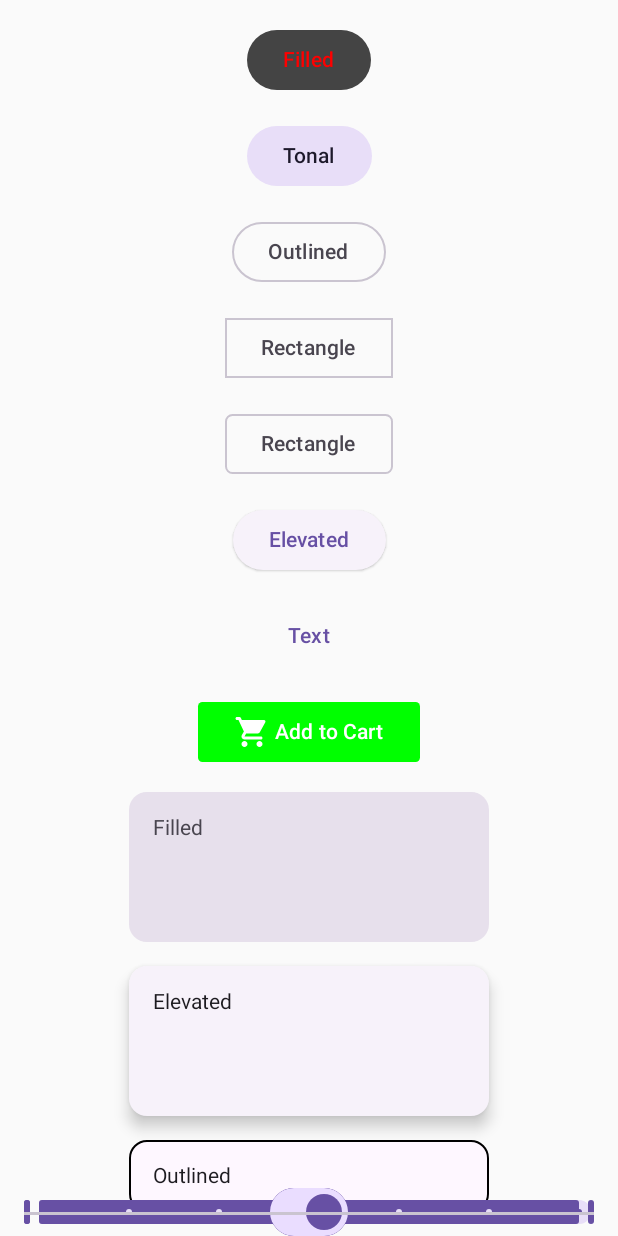
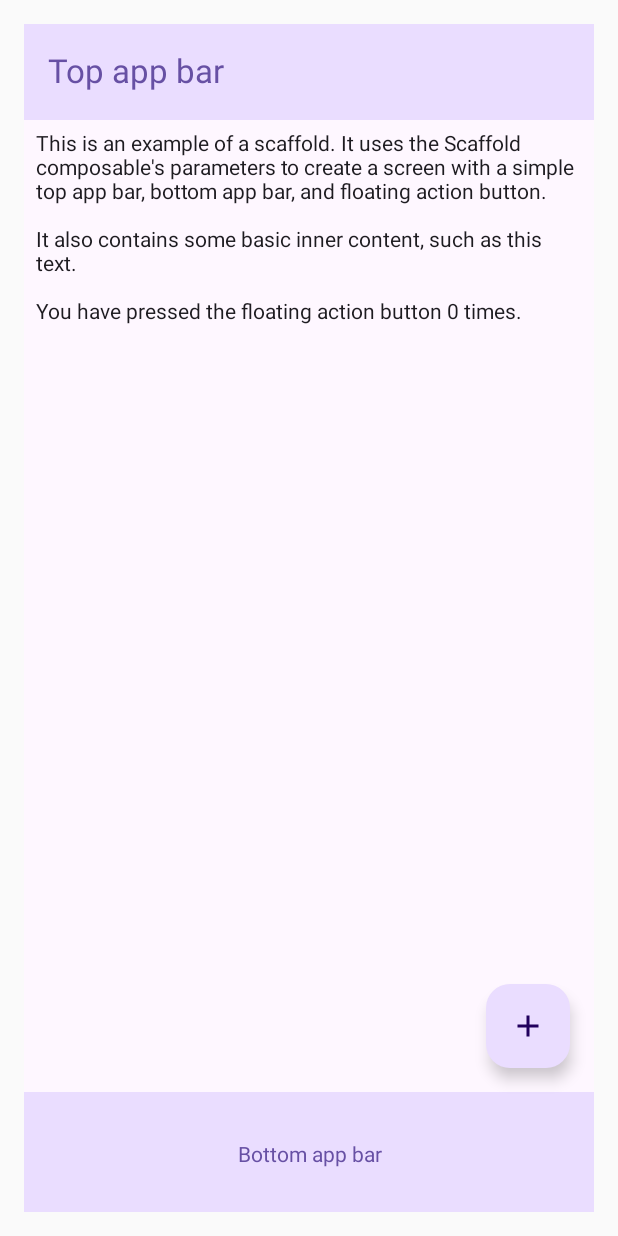
Before and after one commit to Avipsa-Biswal/AndroidStudioInternship, an Android app built with Jetpack Compose: the screen it shows after launch (MainActivity), on a phone screen of 412 x 824 dp. Run offline under Robolectric (Android 15) with nearby library versions, the phone set to English and light mode, and no system bars; libraries missing offline, so code that uses them is left out: com.example; missing, so only their content is drawn: MyApplicationTheme.

Commit message:
assignment for 5thJuly

```diff
--- a/app/src/main/java/com/example/Androidintern345/MainActivity.kt
+++ b/app/src/main/java/com/example/Androidintern345/MainActivity.kt
@@ -1,444 +1,393 @@
+@file:OptIn(ExperimentalMaterial3Api::class)
+
 package com.example.Androidintern345
 
+import android.annotation.SuppressLint
 import android.os.Bundle
-import android.util.Log
 import androidx.activity.ComponentActivity
 import androidx.activity.compose.setContent
-import androidx.compose.foundation.BorderStroke
+import androidx.compose.foundation.Image
 import androidx.compose.foundation.layout.Arrangement
 import androidx.compose.foundation.layout.Column
-import androidx.compose.foundation.layout.IntrinsicSize
 import androidx.compose.foundation.layout.Row
+import androidx.compose.foundation.layout.fillMaxHeight
 import androidx.compose.foundation.layout.fillMaxSize
 import androidx.compose.foundation.layout.fillMaxWidth
 import androidx.compose.foundation.layout.height
 import androidx.compose.foundation.layout.padding
-import androidx.compose.foundation.layout.size
-import androidx.compose.foundation.layout.width
 import androidx.compose.foundation.shape.RoundedCornerShape
 import androidx.compose.material.icons.Icons
-import androidx.compose.material.icons.filled.Check
-import androidx.compose.material.icons.filled.Close
-import androidx.compose.material.icons.filled.Done
-import androidx.compose.material.icons.filled.Person
-import androidx.compose.material.icons.filled.Settings
-import androidx.compose.material.icons.rounded.ShoppingCart
-import androidx.compose.material3.AssistChip
-import androidx.compose.material3.AssistChipDefaults
+import androidx.compose.material.icons.filled.Add
+import androidx.compose.material.icons.filled.Info
+import androidx.compose.material3.AlertDialog
+import androidx.compose.material3.BottomAppBar
 import androidx.compose.material3.Button
-import androidx.compose.material3.ButtonColors
-import androidx.compose.material3.ButtonDefaults
 import androidx.compose.material3.Card
-import androidx.compose.material3.CardDefaults
-import androidx.compose.material3.CircularProgressIndicator
-import androidx.compose.material3.ElevatedButton
-import androidx.compose.material3.ElevatedCard
-import androidx.compose.material3.FilledTonalButton
-import androidx.compose.material3.FilterChip
-import androidx.compose.material3.FilterChipDefaults
-import androidx.compose.material3.HorizontalDivider
+import androidx.compose.material3.ExperimentalMaterial3Api
+import androidx.compose.material3.ExtendedFloatingActionButton
+import androidx.compose.material3.FloatingActionButton
 import androidx.compose.material3.Icon
-import androidx.compose.material3.InputChip
-import androidx.compose.material3.InputChipDefaults
 import androidx.compose.material3.MaterialTheme
-import androidx.compose.material3.OutlinedButton
-import androidx.compose.material3.OutlinedCard
-import androidx.compose.material3.RangeSlider
-import androidx.compose.material3.Slider
-import androidx.compose.material3.Surface
-import androidx.compose.material3.Switch
-import androidx.compose.material3.SwitchDefaults
+import androidx.compose.material3.ModalBottomSheet
+import androidx.compose.material3.OutlinedTextField
+import androidx.compose.material3.Scaffold
 import androidx.compose.material3.Text
 import androidx.compose.material3.TextButton
-import androidx.compose.material3.VerticalDivider
+import androidx.compose.material3.TextField
+import androidx.compose.material3.TopAppBar
+import androidx.compose.material3.TopAppBarDefaults
+import androidx.compose.material3.rememberModalBottomSheetState
 import androidx.compose.runtime.Composable
 import androidx.compose.runtime.getValue
-import androidx.compose.runtime.mutableFloatStateOf
+import androidx.compose.runtime.mutableIntStateOf
 import androidx.compose.runtime.mutableStateOf
 import androidx.compose.runtime.remember
+import androidx.compose.runtime.rememberCoroutineScope
 import androidx.compose.runtime.setValue
 import androidx.compose.ui.Alignment
 import androidx.compose.ui.Modifier
-import androidx.compose.ui.geometry.Offset
-import androidx.compose.ui.graphics.Brush
 import androidx.compose.ui.graphics.Color
-import androidx.compose.ui.graphics.RectangleShape
-import androidx.compose.ui.graphics.Shadow
-import androidx.compose.ui.semantics.Role.Companion.Switch
-import androidx.compose.ui.text.SpanStyle
+import androidx.compose.ui.graphics.painter.Painter
+import androidx.compose.ui.graphics.vector.ImageVector
+import androidx.compose.ui.layout.ContentScale
+import androidx.compose.ui.res.painterResource
 import androidx.compose.ui.text.TextStyle
-import androidx.compose.ui.text.buildAnnotatedString
-import androidx.compose.ui.text.font.FontFamily
-import androidx.compose.ui.text.font.FontStyle
 import androidx.compose.ui.text.font.FontWeight
 import androidx.compose.ui.text.style.TextAlign
-import androidx.compose.ui.text.style.TextDecoration
-import androidx.compose.ui.text.withStyle
 import androidx.compose.ui.unit.dp
-import androidx.compose.ui.unit.sp
+import androidx.compose.ui.window.Dialog
 import com.example.Androidintern345.ui.theme.MyApplicationTheme
+import kotlinx.coroutines.launch
 
 class MainActivity : ComponentActivity() {
     override fun onCreate(savedInstanceState: Bundle?) {
         super.onCreate(savedInstanceState)
-        //enableEdgeToEdge()
         setContent {
             MyApplicationTheme {
                 Column(
-
                     modifier = Modifier
                         .fillMaxSize()
                         .padding(16.dp),
                     horizontalAlignment = Alignment.CenterHorizontally,
                     verticalArrangement = Arrangement.spacedBy(16.dp)
                 ) {
-                    // Buttons(All types)
-                    FilledButton()
-                    FilledTonalButtonExample()
-                    OutlinedButtonExample()
-                    RectangleOutlinedButtonExample1()
-                    RectangleOutlinedButtonExample2()
-                    ElevatedButtonExample()
-                    TextButtonExample()
-                    SampleButton()
-
-                    //- Card
-                    FilledCardExample()
-                    ElevatedCardExample()
-                    OutlinedCardExample()
-
-                    //- Chip
-                    AssistChipExample()
-                    FilterChipExample()
-                    InputChipExample(
-                        text = "Example Chip",
-                        onDismiss = { /* Handle dismiss */ }
-                    )
-                    //- Slider
-                    SliderMinimalExample()
-                    RangeSliderExample()
-                    //- Switch
-                    SwitchMinimalExample()
-                    SwitchWithIconExample()
-                    SwitchWithCustomColors()
-                    //- Divider
-                    HorizontalDividerExample()
-                    VerticalDividerExample()
-                    //- Progress Indicator
-                    IndeterminateCircularIndicator()
-                }
+                    //- Scaffold
+                    ScaffoldExample()
+                    //- Bottomsheets
+                    PartialBottomSheet()
+                    BottomsheetExample()
+                    //- Dialogs
+                    DialogExamples()
+                    ShowDialogWithImageExample()
+                    //- TextField
+                    SimpleFilledTextFieldSample()
+                    SimpleOutlinedTextFieldSample()
+                    StyledTextField()
 
                 }
             }
-
         }
-
-
-}
-
-@Composable
-fun FilledButton(){
-    Button(onClick = {
-        println("Button: clicked")
-                     },
-        colors = ButtonDefaults.buttonColors(Color.DarkGray)){
-        Text(text = "Filled", color = Color.Red)
-    }
-}
-@Composable
-fun FilledTonalButtonExample() {
-    FilledTonalButton(onClick = { println("Button: clicked") }) {
-        Text("Tonal")
-    }
-}
-@Composable
-fun OutlinedButtonExample() {
-    OutlinedButton(onClick = { println("Button: clicked") }) {
-        Text("Outlined")
-    }
-}
-@Composable
-fun RectangleOutlinedButtonExample1() {
-    OutlinedButton(onClick = { println("Button: clicked")}, shape = RectangleShape) {
-        Text("Rectangle")
-    }
-}
-@Composable
-fun RectangleOutlinedButtonExample2() {
-    OutlinedButton(onClick = { println("Button: clicked")}, shape = RoundedCornerShape(5.dp)) {
-        Text("Rectangle")
-    }
-}
-@Composable
-fun ElevatedButtonExample() {
-    ElevatedButton(onClick = { println("Button: clicked") }) {
-        Text("Elevated")
     }
 }
 
 @Composable
-fun TextButtonExample() {
-    TextButton(onClick = { println("Button: clicked") }) {
-        Text("Text")
+fun ScaffoldExample() {
+    var presses by remember { mutableIntStateOf(0) }
+
+    Scaffold(
+        topBar = {
+            TopAppBar(
+                colors = TopAppBarDefaults.topAppBarColors(
+                    containerColor = MaterialTheme.colorScheme.primaryContainer,
+                    titleContentColor = MaterialTheme.colorScheme.primary,
+                ),
+                title = {
+                    Text("Top app bar")
+                }
+            )
+        },
+        bottomBar = {
+            BottomAppBar(
+                containerColor = MaterialTheme.colorScheme.primaryContainer,
+                contentColor = MaterialTheme.colorScheme.primary,
+            ) {
+                Text(
+                    modifier = Modifier.fillMaxWidth(),
+                    textAlign = TextAlign.Center,
+                    text = "Bottom app bar",
+                )
+            }
+        },
+        floatingActionButton = {
+            FloatingActionButton(onClick = { presses++ }) {
+                Icon(Icons.Default.Add, contentDescription = "Add")
+            }
+        }
+    ) { innerPadding ->
+        Column(
+            modifier = Modifier.padding(innerPadding),
+            verticalArrangement = Arrangement.spacedBy(16.dp),
+        ) {
+            Text(
+                modifier = Modifier.padding(8.dp),
+                text = """
+                    This is an example of a scaffold. It uses the Scaffold composable's parameters to create a screen with a simple top app bar, bottom app bar, and floating action button.
+
+                    It also contains some basic inner content, such as this text.
+
+                    You have pressed the floating action button $presses times.
+                """.trimIndent(),
+            )
+        }
     }
 }
 
 @Composable
-fun SampleButton(){
-    Button(onClick = { println("Button: Clicked")},
-        shape = RoundedCornerShape(3.dp),
-        colors = ButtonDefaults.buttonColors(Color.Green)
-    ){
-        Icon(
-            Icons.Rounded.ShoppingCart
-            ,contentDescription ="New" )
-        Text(text = " Add to Cart")
+fun PartialBottomSheet() {
+    var showBottomSheet by remember { mutableStateOf(false) }
+    val sheetState = rememberModalBottomSheetState(skipPartiallyExpanded = false)
+
+    Column(
+        modifier = Modifier.fillMaxWidth(),
+        horizontalAlignment = Alignment.CenterHorizontally,
+    ) {
+        Button(onClick = { showBottomSheet = true }) {
+            Text("Display partial bottom sheet")
+        }
+
+        if (showBottomSheet) {
+            ModalBottomSheet(
+                modifier = Modifier.fillMaxHeight(),
+                sheetState = sheetState,
+                onDismissRequest = { showBottomSheet = false }
+            ) {
+                Text(
+                    "Swipe up to open sheet. Swipe down to dismiss.",
+                    modifier = Modifier.padding(16.dp)
+                )
+            }
+        }
+    }
+}
+@SuppressLint("UnusedMaterial3ScaffoldPaddingParameter")
+@Composable
+fun BottomsheetExample(){
+    val sheetState = rememberModalBottomSheetState()
+    val scope = rememberCoroutineScope()
+    var showBottomSheet by remember { mutableStateOf(false) }
+    Scaffold(
+        floatingActionButton = {
+            ExtendedFloatingActionButton(
+                text = { Text("Show bottom sheet") },
+                icon = { Icon(Icons.Filled.Add, contentDescription = "") },
+                onClick = {
+                    showBottomSheet = true
+                }
+            )
+        }
+    ) { contentPadding ->
+        // Screen content
+
+        if (showBottomSheet) {
+            ModalBottomSheet(
+                onDismissRequest = {
+                    showBottomSheet = false
+                },
+                sheetState = sheetState
+            ) {
+                // Sheet content
+                Button(onClick = {
+                    scope.launch { sheetState.hide() }.invokeOnCompletion {
+                        if (!sheetState.isVisible) {
+                            showBottomSheet = false
+                        }
+                    }
+                }) {
+                    Text("Hide bottom sheet")
+                }
+            }
+        }
     }
 }
 
 @Composable
-fun FilledCardExample() {
-    Card(
-        colors = CardDefaults.cardColors(
-            containerColor = MaterialTheme.colorScheme.surfaceVariant,
-        ),
-        modifier = Modifier
-            .size(width = 240.dp, height = 100.dp)
+fun AlertDialogExample(
+    onDismissRequest: () -> Unit,
+    onConfirmation: () -> Unit,
+    dialogTitle: String,
+    dialogText: String,
+    icon: ImageVector,
 ) {
-        Text(
-            text = "Filled",
-            modifier = Modifier
-                .padding(16.dp),
-            textAlign = TextAlign.Center,
+    AlertDialog(
+        icon = {
+            Icon(icon, contentDescription = "Example Icon")
+        },
+        title = {
+            Text(text = dialogTitle)
+        },
+        text = {
+            Text(text = dialogText)
+        },
+        onDismissRequest = {
+            onDismissRequest()
+        },
+        confirmButton = {
+            TextButton(
+                onClick = {
+                    onConfirmation()
+                }
+            ) {
+                Text("Confirm")
+            }
+        },
+        dismissButton = {
+            TextButton(
+                onClick = {
+                    onDismissRequest()
+                }
+            ) {
+                Text("Dismiss")
+            }
+        }
     )
+}
+
+@Composable
+fun DialogExamples() {
+    val openAlertDialog = remember { mutableStateOf(false) }
+
+    Column(
+        modifier = Modifier.fillMaxWidth(),
+        horizontalAlignment = Alignment.CenterHorizontally,
+    ) {
+        Button(onClick = { openAlertDialog.value = true }) {
+            Text("Show Alert Dialog")
+        }
+
+        if (openAlertDialog.value) {
+            AlertDialogExample(
+                onDismissRequest = { openAlertDialog.value = false },
+                onConfirmation = {
+                    openAlertDialog.value = false
+                    println("Confirmation registered") // Add logic here to handle confirmation.
+                },
+                dialogTitle = "Alert dialog example",
+                dialogText = "This is an example of an alert dialog with buttons.",
+                icon = Icons.Default.Info
+            )
+        }
     }
 }
 
 @Composable
-fun ElevatedCardExample() {
-    ElevatedCard(
-        elevation = CardDefaults.cardElevation(
-            defaultElevation = 6.dp
-        ),
-        modifier = Modifier
-            .size(width = 240.dp, height = 100.dp)
+fun SimpleFilledTextFieldSample() {
+    var text by remember { mutableStateOf("Hello") }
+
+    TextField(
+        value = text,
+        onValueChange = { text = it },
+        label = { Text("Label") }
+    )
+}
+@Composable
+fun SimpleOutlinedTextFieldSample() {
+    var text by remember { mutableStateOf("") }
+
+    OutlinedTextField(
+        value = text,
+        onValueChange = { text = it },
+        label = { Text("Label") }
+    )
+}
+
+@Composable
+fun StyledTextField() {
+    var value by remember { mutableStateOf("Hello\nWorld\nInvisible") }
+
+    TextField(
+        value = value,
+        onValueChange = { value = it },
+        label = { Text("Enter text") },
+        maxLines = 2,
+        textStyle = TextStyle(color = Color.Blue, fontWeight = FontWeight.Bold),
+        modifier = Modifier.padding(20.dp)
+    )
+}
+
+@Composable
+fun ShowDialogWithImageExample() {
+    var showDialog by remember { mutableStateOf(false) }
+
+    val painter = painterResource(id = R.drawable.sample_1)
+    val imageDescription = "Sample Image"
+
+    Column(
+        modifier = Modifier.fillMaxWidth(),
+        horizontalAlignment = Alignment.CenterHorizontally,
     ) {
-        Text(
-            text = "Elevated",
-            modifier = Modifier
-                .padding(16.dp),
-            textAlign = TextAlign.Center,
+        Button(onClick = { showDialog = true }) {
+            Text("Show Dialog With Image")
+        }
+
+        if (showDialog) {
+            DialogWithImage(
+                onDismissRequest = { showDialog = false },
+                onConfirmation = { /* Handle confirmation action */ showDialog = false },
+                painter = painter,
+                imageDescription = imageDescription,
             )
+        }
     }
 }
 
 @Composable
-fun OutlinedCardExample() {
-    OutlinedCard(
-        colors = CardDefaults.cardColors(
-            containerColor = MaterialTheme.colorScheme.surface,
-        ),
-        border = BorderStroke(1.dp, Color.Black),
+fun DialogWithImage(
+    onDismissRequest: () -> Unit,
+    onConfirmation: () -> Unit,
+    painter: Painter,
+    imageDescription: String,
+) {
+    Dialog(onDismissRequest = { onDismissRequest() }) {
+        Card(
             modifier = Modifier
-            .size(width = 240.dp, height = 100.dp)
+                .fillMaxWidth()
+                .height(375.dp)
+                .padding(16.dp),
+            shape = RoundedCornerShape(16.dp),
         ) {
+            Column(
+                modifier = Modifier.fillMaxSize(),
+                verticalArrangement = Arrangement.Center,
+                horizontalAlignment = Alignment.CenterHorizontally,
+            ) {
+                Image(
+                    painter = painter,
+                    contentDescription = imageDescription,
+                    contentScale = ContentScale.Fit,
+                    modifier = Modifier.height(160.dp)
+                )
                 Text(
-            text = "Outlined",
-            modifier = Modifier
-                .padding(16.dp),
-            textAlign = TextAlign.Center,
+                    text = "This is a dialog with buttons and an image.",
+                    modifier = Modifier.padding(16.dp),
                 )
+                Row(
+                    modifier = Modifier.fillMaxWidth(),
+                    horizontalArrangement = Arrangement.Center,
+                ) {
+                    TextButton(
+                        onClick = { onDismissRequest() },
+                        modifier = Modifier.padding(8.dp),
+                    ) {
+                        Text("Dismiss")
+                    }
+                    TextButton(
+                        onClick = { onConfirmation() },
+                        modifier = Modifier.padding(8.dp),
+                    ) {
+                        Text("Confirm")
                     }
                 }
-@Composable
-fun AssistChipExample() {
-    AssistChip(
-        onClick = { Log.d("Assist chip", "hello world") },
-        label = { Text("Assist chip") },
-        leadingIcon = {
-            Icon(
-                Icons.Filled.Settings,
-                contentDescription = "Localized description",
-                Modifier.size(AssistChipDefaults.IconSize)
-            )
-        }
-    )
-}
-@Composable
-fun FilterChipExample() {
-    var selected by remember { mutableStateOf(false) }
-
-    FilterChip(
-        onClick = { selected = !selected },
-        label = {
-            Text("Filter chip")
-        },
-        selected = selected,
-        leadingIcon = if (selected) {
-            {
-                Icon(
-                    imageVector = Icons.Filled.Done,
-                    contentDescription = "Done icon",
-                    modifier = Modifier.size(FilterChipDefaults.IconSize)
-                )
-            }
-        } else {
-            null
-        },
-    )
-}
-@Composable
-fun InputChipExample(
-    text: String,
-    onDismiss: () -> Unit,
-) {
-    var enabled by remember { mutableStateOf(true) }
-    if (!enabled) return
-
-    InputChip(
-        onClick = {
-            onDismiss()
-            enabled = !enabled
-        },
-        label = { Text(text) },
-        selected = enabled,
-        avatar = {
-            Icon(
-                Icons.Filled.Person,
-                contentDescription = "Localized description",
-                Modifier.size(InputChipDefaults.AvatarSize)
-            )
-        },
-        trailingIcon = {
-            Icon(
-                Icons.Default.Close,
-                contentDescription = "Localized description",
-                Modifier.size(InputChipDefaults.AvatarSize)
-            )
-        },
-    )
-}
-
-
-@Composable
-fun SliderMinimalExample() {
-    var sliderPosition by remember { mutableFloatStateOf(0f) }
-    Column {
-        Slider(
-            value = sliderPosition,
-            onValueChange = { sliderPosition = it }
-        )
-        Text(text = sliderPosition.toString())
             }
         }
-
-@Composable
-fun RangeSliderExample() {
-    var sliderPosition by remember { mutableStateOf(0f..100f) }
-    Column {
-        RangeSlider(
-            value = sliderPosition,
-            steps = 5,
-            onValueChange = { range -> sliderPosition = range },
-            valueRange = 0f..100f,
-            onValueChangeFinished = {
-                // launch some business logic update with the state you hold
-                // viewModel.updateSelectedSliderValue(sliderPosition)
-            },
-        )
-        Text(text = sliderPosition.toString())
     }
 }
-
-@Composable
-fun SwitchMinimalExample() {
-    var checked by remember { mutableStateOf(true) }
-
-    Switch(
-        checked = checked,
-        onCheckedChange = {
-            checked = it
-        }
-    )
-}
-@Composable
-fun SwitchWithIconExample() {
-    var checked by remember { mutableStateOf(true) }
-
-    Switch(
-        checked = checked,
-        onCheckedChange = {
-            checked = it
-        },
-        thumbContent = if (checked) {
-            {
-                Icon(
-                    imageVector = Icons.Filled.Check,
-                    contentDescription = null,
-                    modifier = Modifier.size(SwitchDefaults.IconSize),
-                )
-            }
-        } else {
-            null
-        }
-    )
-}
-@Composable
-fun SwitchWithCustomColors() {
-    var checked by remember { mutableStateOf(true) }
-
-    Switch(
-        checked = checked,
-        onCheckedChange = {
-            checked = it
-        },
-        colors = SwitchDefaults.colors(
-            checkedThumbColor = MaterialTheme.colorScheme.primary,
-            checkedTrackColor = MaterialTheme.colorScheme.primaryContainer,
-            uncheckedThumbColor = MaterialTheme.colorScheme.secondary,
-            uncheckedTrackColor = MaterialTheme.colorScheme.secondaryContainer,
-        )
-    )
-}
-
-@Composable
-fun HorizontalDividerExample() {
-    Column(
-        verticalArrangement = Arrangement.spacedBy(8.dp),
-    ) {
-        Text("First item in list")
-        HorizontalDivider(thickness = 2.dp)
-        Text("Second item in list")
-    }
-}
-
-@Composable
-fun VerticalDividerExample() {
-    Row(
-        modifier = Modifier
-            .fillMaxWidth()
-            .height(IntrinsicSize.Min),
-        horizontalArrangement = Arrangement.SpaceEvenly
-    ) {
-        Text("First item in row")
-        VerticalDivider(color = MaterialTheme.colorScheme.secondary)
-        Text("Second item in row")
-    }
-}
-
-@Composable
-fun IndeterminateCircularIndicator() {
-    var loading by remember { mutableStateOf(false) }
-
-    Button(onClick = { loading = true }, enabled = !loading) {
-        Text("Start loading")
-    }
-
-    if (!loading) return
-
-    CircularProgressIndicator(
-        modifier = Modifier.width(64.dp),
-        color = MaterialTheme.colorScheme.secondary,
-        trackColor = MaterialTheme.colorScheme.surfaceVariant,
-    )
-}
```
Also changed, not shown: app/src/main/res/drawable/sample_1.jpg (added). Lines whose indentation alone changed are shown as unchanged.
